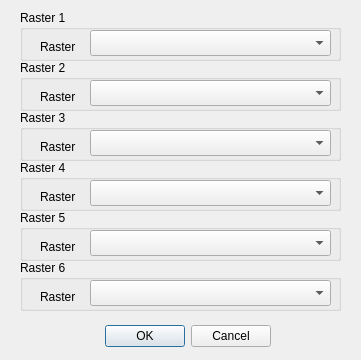
Qt form TestModule_dialog.ui (fundor333/RUSLECalculator) before a commit.
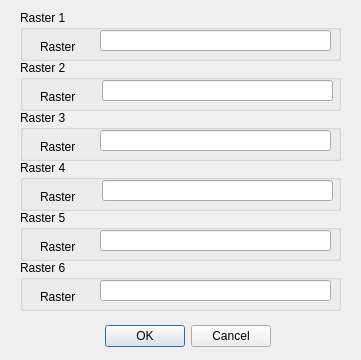
The same form after that commit.

Commit message: Aggiornamento grafica

Diff of the .ui file:
```diff
--- a/TestModule_dialog.ui
+++ b/TestModule_dialog.ui
@@ -57,13 +57,13 @@
      <string>Raster</string>
     </property>
    </widget>
-   <widget class="QComboBox" name="selectr1">
+   <widget class="QLineEdit" name="inputL1">
     <property name="geometry">
      <rect>
-      <x>70</x>
+      <x>80</x>
       <y>20</y>
-      <width>241</width>
-      <height>26</height>
+      <width>231</width>
+      <height>21</height>
      </rect>
     </property>
    </widget>
@@ -93,13 +93,13 @@
      <string>Raster</string>
     </property>
    </widget>
-   <widget class="QComboBox" name="selectr2">
+   <widget class="QLineEdit" name="inputL2">
     <property name="geometry">
      <rect>
-      <x>70</x>
+      <x>82</x>
       <y>20</y>
-      <width>241</width>
-      <height>26</height>
+      <width>231</width>
+      <height>21</height>
      </rect>
     </property>
    </widget>
@@ -129,13 +129,13 @@
      <string>Raster</string>
     </property>
    </widget>
-   <widget class="QComboBox" name="selectr3">
+   <widget class="QLineEdit" name="inputL3">
     <property name="geometry">
      <rect>
-      <x>70</x>
+      <x>80</x>
       <y>20</y>
-      <width>241</width>
-      <height>26</height>
+      <width>231</width>
+      <height>21</height>
      </rect>
     </property>
    </widget>
@@ -165,13 +165,13 @@
      <string>Raster</string>
     </property>
    </widget>
-   <widget class="QComboBox" name="selectr4">
+   <widget class="QLineEdit" name="inputL4">
     <property name="geometry">
      <rect>
-      <x>70</x>
+      <x>82</x>
       <y>20</y>
-      <width>241</width>
-      <height>26</height>
+      <width>231</width>
+      <height>21</height>
      </rect>
     </property>
    </widget>
@@ -201,13 +201,13 @@
      <string>Raster</string>
     </property>
    </widget>
-   <widget class="QComboBox" name="selectr5">
+   <widget class="QLineEdit" name="inputL5">
     <property name="geometry">
      <rect>
-      <x>70</x>
+      <x>80</x>
       <y>20</y>
-      <width>241</width>
-      <height>26</height>
+      <width>231</width>
+      <height>21</height>
      </rect>
     </property>
    </widget>
@@ -237,13 +237,13 @@
      <string>Raster</string>
     </property>
    </widget>
-   <widget class="QComboBox" name="selectr6">
+   <widget class="QLineEdit" name="inputL6">
     <property name="geometry">
      <rect>
-      <x>70</x>
+      <x>80</x>
       <y>20</y>
-      <width>241</width>
-      <height>26</height>
+      <width>231</width>
+      <height>21</height>
      </rect>
     </property>
    </widget>
```
The commit also changes 1 other file.
